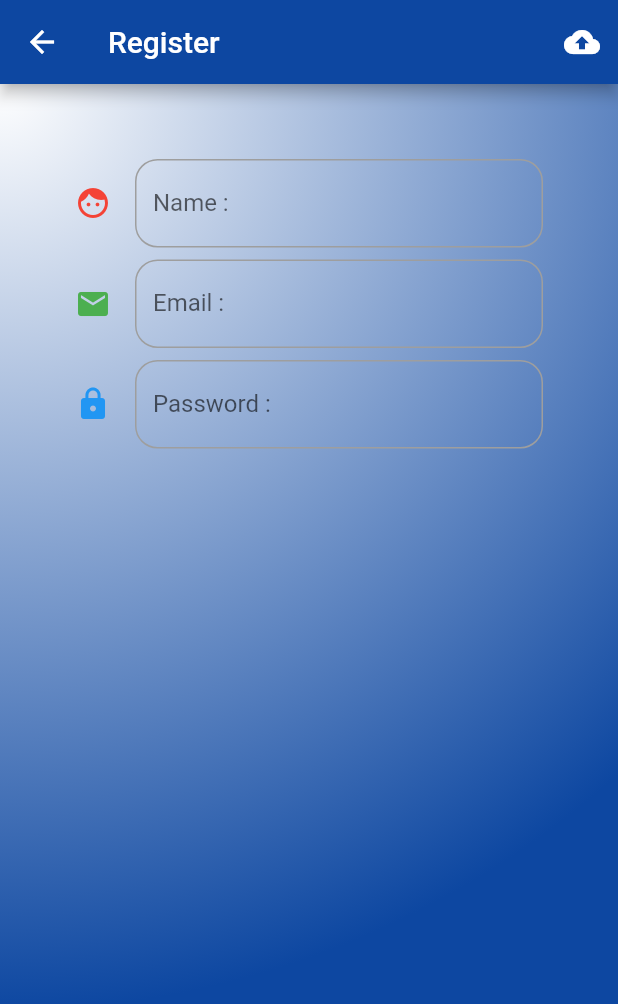
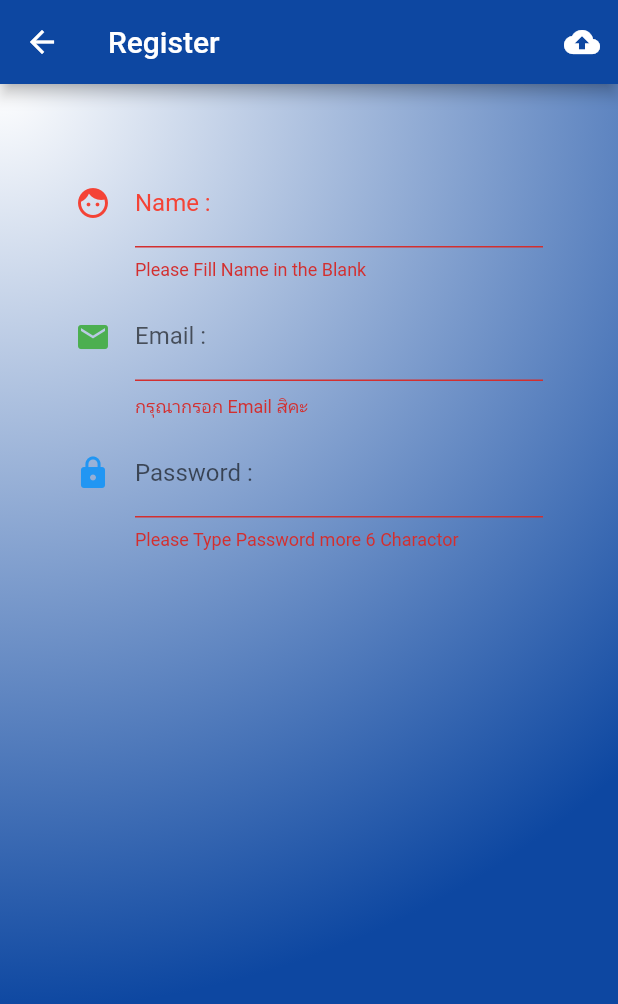
Before and after one commit to masterUNG/MasterFirebase, a Flutter app: the Register screen opened directly, after a tap on the "cloud upload" icon, on a phone screen of 412 x 824 dp. Shown: the top 1004 px of the screen. Run offline on Flutter 3.47's test engine with Material 2 defaults, Android fonts, the phone set to English and light mode, and no system bars.

```diff
--- a/lib/screens/register.dart
+++ b/lib/screens/register.dart
@@ -6,6 +6,9 @@ class Register extends StatefulWidget {
 }
 
 class _RegisterState extends State<Register> {
+  // Explicit
+  final formKey = GlobalKey<FormState>();
+
   Widget passwordTextFormField() {
     return TextFormField(
       decoration: InputDecoration(
@@ -18,6 +21,11 @@ class _RegisterState extends State<Register> {
           enabledBorder: OutlineInputBorder(
               borderRadius: BorderRadius.circular(15.0),
               borderSide: BorderSide(width: 1.0, color: Colors.grey))),
+      validator: (String value) {
+        if (value.length <= 5) {
+          return 'Please Type Password more 6 Charactor';
+        }
+      },
     );
   }
 
@@ -33,6 +41,13 @@ class _RegisterState extends State<Register> {
             Icons.email,
             color: Colors.green,
           )),
+      validator: (String value) {
+        if (value.length == 0) {
+          return 'กรุณากรอก Email สิคะ';
+        } else if (!((value.contains('@')) && (value.contains('.')))) {
+          return 'Please Fill Email Format';
+        }
+      },
     );
   }
 
@@ -41,13 +56,19 @@ class _RegisterState extends State<Register> {
       decoration: InputDecoration(
           enabledBorder: OutlineInputBorder(
               borderRadius: BorderRadius.circular(15.0),
-              borderSide: BorderSide(width: 1.0, color: Colors.grey)),
+              borderSide: BorderSide(width: 1.0, color: Colors.red)),
           labelText: 'Name :',
           hintText: 'Type Your Name',
+          labelStyle: TextStyle(color: Colors.red),
           icon: Icon(
             Icons.face,
             color: Colors.red,
           )),
+      validator: (String value) {
+        if (value.length == 0) {
+          return 'Please Fill Name in the Blank';
+        }
+      },
     );
   }
 
@@ -57,6 +78,7 @@ class _RegisterState extends State<Register> {
       tooltip: 'Upload To Firebase',
       onPressed: () {
         print('You Click Upload');
+        if (formKey.currentState.validate()) {}
       },
     );
   }
@@ -64,12 +86,15 @@ class _RegisterState extends State<Register> {
   @override
   Widget build(BuildContext context) {
     return Scaffold(
+        resizeToAvoidBottomPadding: false,
         appBar: AppBar(
           backgroundColor: Colors.blue[900],
           title: Text('Register'),
           actions: <Widget>[uploadButton()],
         ),
-      body: Container(
+        body: Form(
+          key: formKey,
+          child: Container(
             decoration: BoxDecoration(
                 gradient: RadialGradient(
                     colors: [Colors.white, Colors.blue[900]],
@@ -87,6 +112,6 @@ class _RegisterState extends State<Register> {
               ],
             ),
           ),
-    );
+        ));
   }
 }
```
Also changed, not shown: 5 other files. Lines whose indentation alone changed are shown as unchanged.
